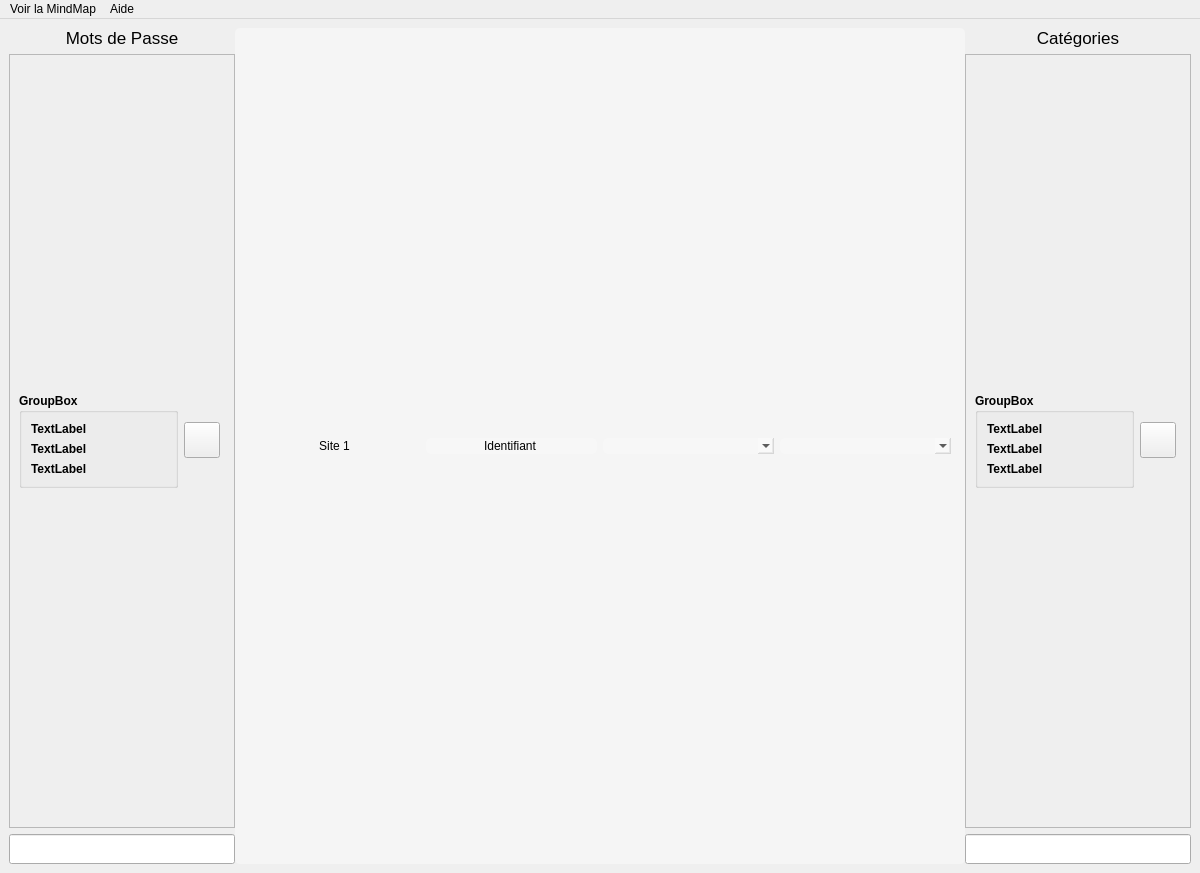
Above: Interface_graphique/PyQt/UI/fenetreGestion_test.ui from MindPass/Code before the change. Below: the same form after it.
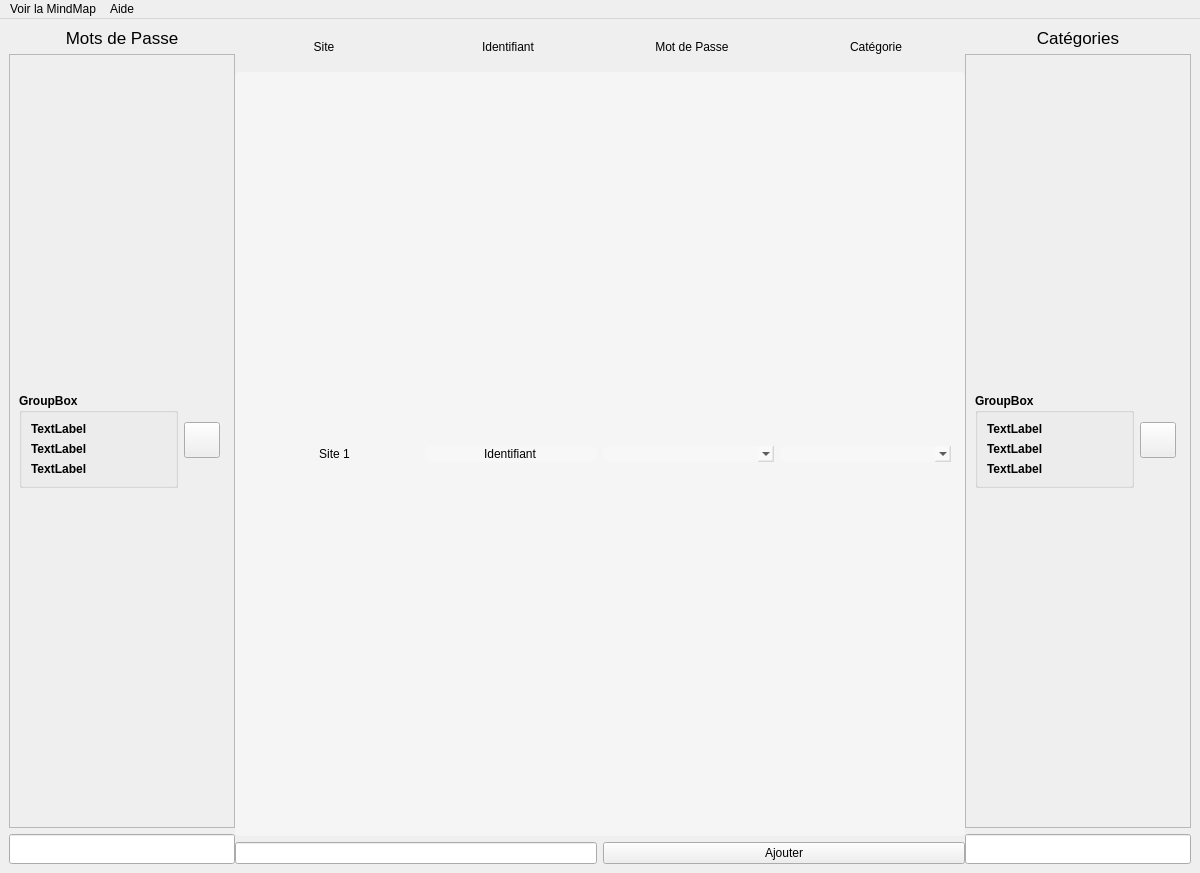
That is the form after the change. Icons and pictures are not drawn.

```diff
--- a/Interface_graphique/PyQt/UI/fenetreGestion_test.ui
+++ b/Interface_graphique/PyQt/UI/fenetreGestion_test.ui
@@ -95,7 +95,7 @@
    <property name="enabled">
     <bool>true</bool>
    </property>
-   <layout class="QHBoxLayout" name="horizontalLayout" stretch="1">
+   <layout class="QHBoxLayout" name="horizontalLayout" stretch="0">
     <item>
      <widget class="QSplitter" name="splitter">
       <property name="orientation">
@@ -230,7 +230,51 @@
        </layout>
       </widget>
       <widget class="QWidget" name="verticalLayoutWidget_2">
-       <layout class="QVBoxLayout" name="Sites">
+       <layout class="QVBoxLayout" name="Sites" stretch="1,20,1">
+        <item>
+         <layout class="QHBoxLayout" name="intitule">
+          <item>
+           <widget class="QLabel" name="label_4">
+            <property name="text">
+             <string>Site</string>
+            </property>
+            <property name="alignment">
+             <set>Qt::AlignCenter</set>
+            </property>
+           </widget>
+          </item>
+          <item>
+           <widget class="QLabel" name="label_3">
+            <property name="text">
+             <string>Identifiant</string>
+            </property>
+            <property name="alignment">
+             <set>Qt::AlignCenter</set>
+            </property>
+           </widget>
+          </item>
+          <item>
+           <widget class="QLabel" name="label_2">
+            <property name="text">
+             <string>Mot de Passe</string>
+            </property>
+            <property name="alignment">
+             <set>Qt::AlignCenter</set>
+            </property>
+           </widget>
+          </item>
+          <item>
+           <widget class="QLabel" name="label">
+            <property name="text">
+             <string>Catégorie</string>
+            </property>
+            <property name="alignment">
+             <set>Qt::AlignCenter</set>
+            </property>
+           </widget>
+          </item>
+         </layout>
+        </item>
         <item>
          <widget class="QScrollArea" name="scrollArea_sites">
           <property name="enabled">
@@ -272,8 +316,8 @@
             <rect>
              <x>0</x>
              <y>0</y>
-             <width>621</width>
-             <height>797</height>
+             <width>784</width>
+             <height>746</height>
             </rect>
            </property>
            <layout class="QVBoxLayout" name="verticalLayout">
@@ -326,6 +370,20 @@
           </widget>
          </widget>
         </item>
+        <item>
+         <layout class="QHBoxLayout" name="ajout_site" stretch="1,1">
+          <item>
+           <widget class="QLineEdit" name="lineEdit"/>
+          </item>
+          <item>
+           <widget class="QPushButton" name="pushButton">
+            <property name="text">
+             <string>Ajouter</string>
+            </property>
+           </widget>
+          </item>
+         </layout>
+        </item>
        </layout>
       </widget>
       <widget class="QWidget" name="layoutWidget">
```
Left out of the diff: 26 changed lines with no effect on the pictures.
